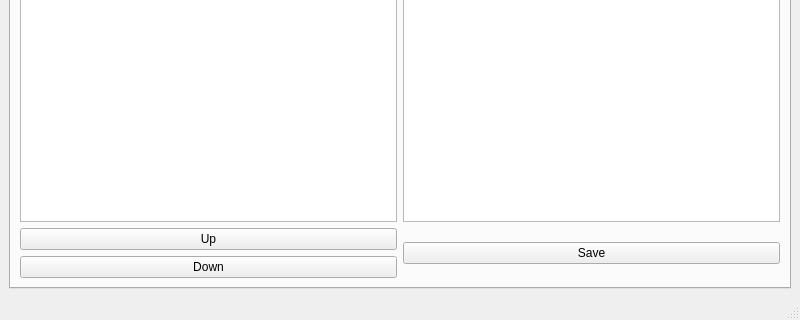
Before: the Qt Designer form src/mainwindow.ui in KDE/confine, drawn with Qt 5; both pictures show x 0 to 800 and y 280 to 600 of the 800 by 600 pixel window.
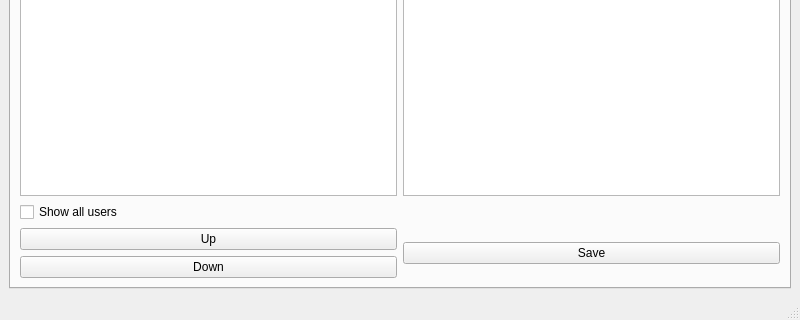
After: the same form once the commit is applied. The open tabs and pages were chosen to show the change.

Commit message: users who can't login can be filtered

What changed in the file:
```diff
--- a/src/mainwindow.ui
+++ b/src/mainwindow.ui
@@ -18,7 +18,7 @@
     <item row="0" column="0">
      <widget class="QTabWidget" name="tabWidget">
       <property name="currentIndex">
-       <number>1</number>
+       <number>0</number>
       </property>
       <widget class="QWidget" name="tab">
        <attribute name="title">
@@ -39,14 +39,14 @@
           </property>
          </widget>
         </item>
-        <item row="1" column="1">
+        <item row="2" column="1">
          <widget class="QPushButton" name="saveProfileButton">
           <property name="text">
            <string>Save</string>
           </property>
          </widget>
         </item>
-        <item row="1" column="0">
+        <item row="2" column="0">
          <layout class="QGridLayout" name="gridLayout_4">
           <item row="0" column="0">
            <widget class="QPushButton" name="buttonUp">
@@ -64,6 +64,13 @@
           </item>
          </layout>
         </item>
+        <item row="1" column="0">
+         <widget class="QCheckBox" name="filterUsers">
+          <property name="text">
+           <string>Show all users</string>
+          </property>
+         </widget>
+        </item>
        </layout>
       </widget>
       <widget class="QWidget" name="tab_2">
```
The commit also changes 7 other files.
